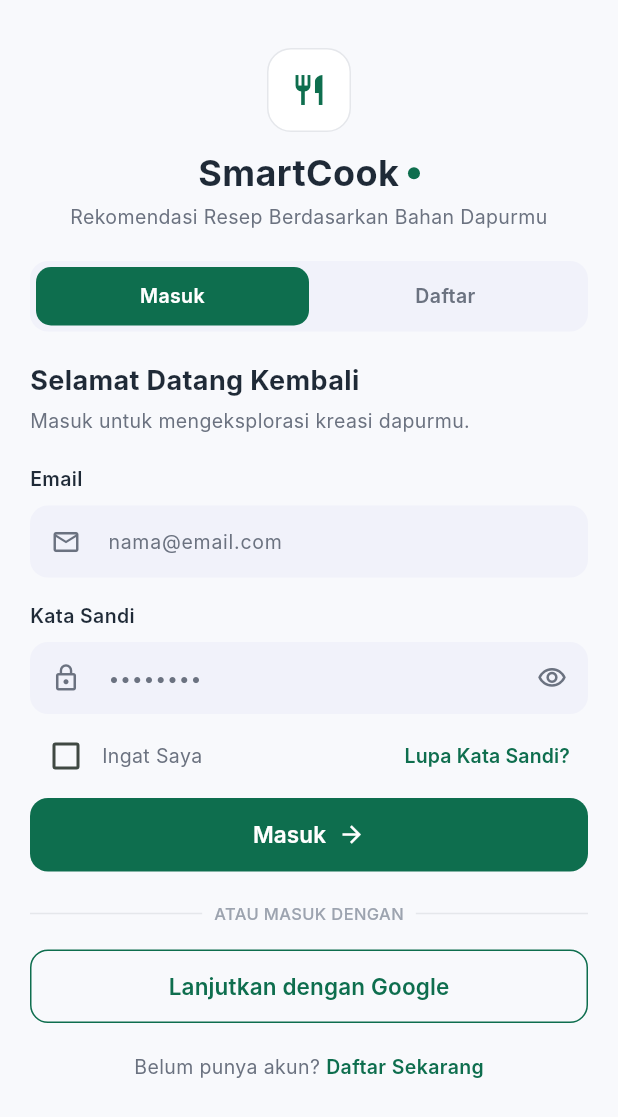
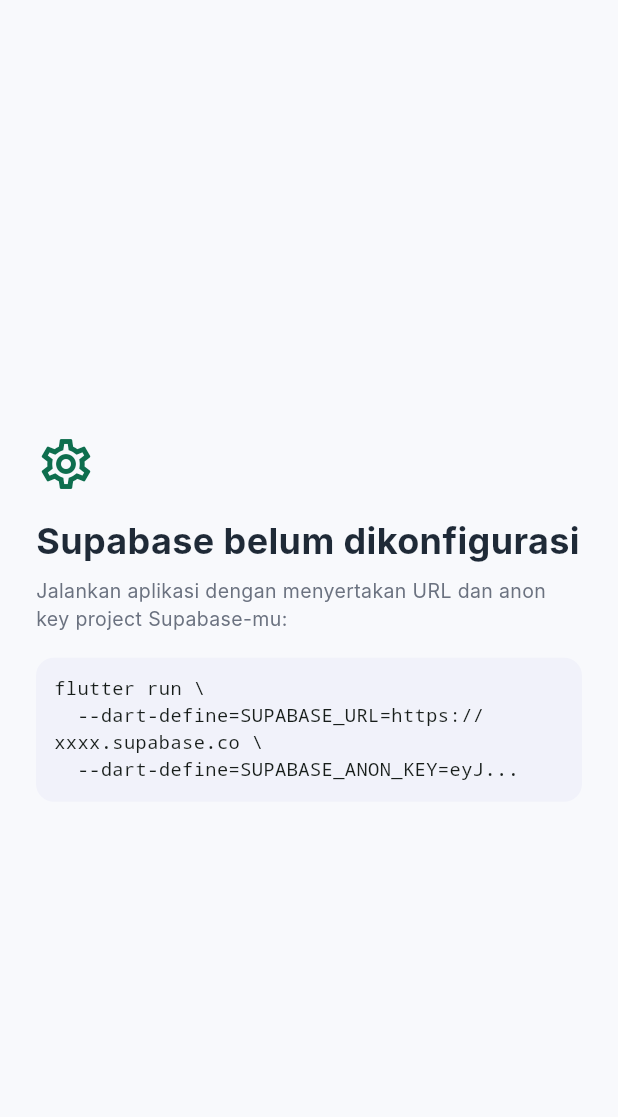
Before and after one commit to Adi-Luhung/PBL-SmartCook, a Flutter app: the screen it shows after launch, on a phone screen of 412 x 824 dp. Shown: the top 1117 px of the screen. Run offline on Flutter 3.47's test engine with Material 3 defaults, Android fonts, the phone set to English and light mode, and no system bars; our stand-ins replace flutter_riverpod, supabase_flutter; accounts and stored records are empty; Roboto replaces fonts that are missing (Inter).

Commit message:
feat: autentikasi Supabase dan gerbang sesi login

```diff
--- /dev/null
+++ b/lib/core/config/env.dart
@@ -0,0 +1,18 @@
+/// Konfigurasi Supabase. Nilainya diisi lewat `--dart-define` saat run/build,
+/// jadi tidak ada key yang tersimpan di source code:
+///
+///   flutter run \
+///     --dart-define=SUPABASE_URL=https://xxxx.supabase.co \
+///     --dart-define=SUPABASE_ANON_KEY=eyJhbGciOi...
+///
+/// Pakai ANON key (bukan service_role). Akses data dibatasi oleh RLS di database.
+class Env {
+  Env._();
+
+  static const String supabaseUrl = String.fromEnvironment('SUPABASE_URL');
+  static const String supabaseAnonKey =
+      String.fromEnvironment('SUPABASE_ANON_KEY');
+
+  static bool get isConfigured =>
+      supabaseUrl.isNotEmpty && supabaseAnonKey.isNotEmpty;
+}
--- a/lib/main.dart
+++ b/lib/main.dart
@@ -1,10 +1,23 @@
 import 'package:flutter/material.dart';
+import 'package:flutter_riverpod/flutter_riverpod.dart';
+import 'package:supabase_flutter/supabase_flutter.dart';
 
+import 'core/config/env.dart';
 import 'core/theme/app_theme.dart';
-import 'presentation/auth/auth_page.dart';
+import 'presentation/auth/auth_gate.dart';
+import 'presentation/auth/missing_config_page.dart';
 
-void main() {
-  runApp(const SmartCookApp());
+Future<void> main() async {
+  WidgetsFlutterBinding.ensureInitialized();
+
+  if (Env.isConfigured) {
+    await Supabase.initialize(
+      url: Env.supabaseUrl,
+      publishableKey: Env.supabaseAnonKey,
+    );
+  }
+
+  runApp(const ProviderScope(child: SmartCookApp()));
 }
 
 class SmartCookApp extends StatelessWidget {
@@ -16,8 +29,7 @@
       title: 'SmartCook',
       debugShowCheckedModeBanner: false,
       theme: AppTheme.light,
-      home: const AuthPage(),
-
+      home: Env.isConfigured ? const AuthGate() : const MissingConfigPage(),
     );
   }
 }
--- /dev/null
+++ b/lib/presentation/auth/missing_config_page.dart
@@ -0,0 +1,50 @@
+import 'package:flutter/material.dart';
+
+import '../../core/theme/app_colors.dart';
+import '../../core/theme/app_text_styles.dart';
+
+/// Ditampilkan kalau aplikasi dijalankan tanpa --dart-define Supabase.
+class MissingConfigPage extends StatelessWidget {
+  const MissingConfigPage({super.key});
+
+  @override
+  Widget build(BuildContext context) {
+    return Scaffold(
+      body: SafeArea(
+        child: Padding(
+          padding: const EdgeInsets.all(24),
+          child: Column(
+            mainAxisAlignment: MainAxisAlignment.center,
+            crossAxisAlignment: CrossAxisAlignment.start,
+            children: [
+              const Icon(Icons.settings_outlined,
+                  size: 40, color: AppColors.primary),
+              const SizedBox(height: 16),
+              Text('Supabase belum dikonfigurasi', style: AppTextStyles.h1),
+              const SizedBox(height: 8),
+              Text(
+                'Jalankan aplikasi dengan menyertakan URL dan anon key project Supabase-mu:',
+                style: AppTextStyles.bodyMuted,
+              ),
+              const SizedBox(height: 16),
+              Container(
+                width: double.infinity,
+                padding: const EdgeInsets.all(12),
+                decoration: BoxDecoration(
+                  color: AppColors.inputFill,
+                  borderRadius: BorderRadius.circular(12),
+                ),
+                child: const SelectableText(
+                  'flutter run \\\n'
+                  '  --dart-define=SUPABASE_URL=https://xxxx.supabase.co \\\n'
+                  '  --dart-define=SUPABASE_ANON_KEY=eyJ...',
+                  style: TextStyle(fontFamily: 'monospace', fontSize: 12.5),
+                ),
+              ),
+            ],
+          ),
+        ),
+      ),
+    );
+  }
+}
```
Also changed, not shown: lib/presentation/auth/auth_gate.dart (added, +24 -0 lines), lib/presentation/auth/widgets/login_form.dart (+67 -9 lines), lib/presentation/auth/widgets/register_form.dart (+107 -12 lines).
